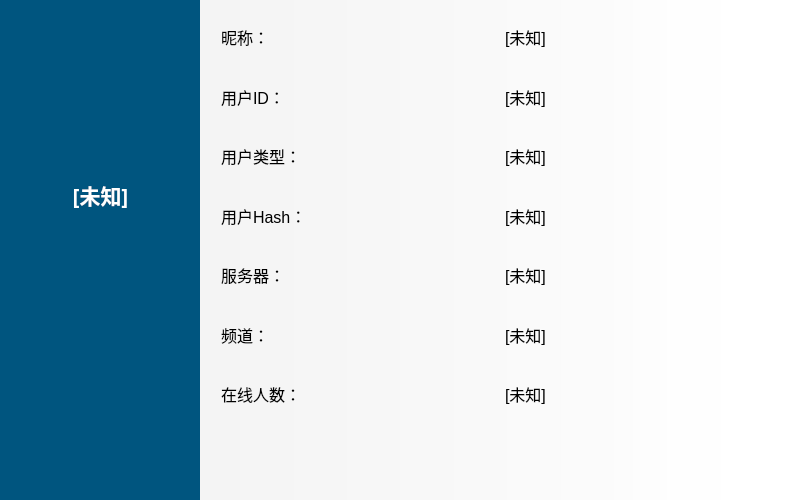
The window that userinfo.ui (StarInitial/SChat_Qt_Client) describes before a commit, drawn with Qt 5.
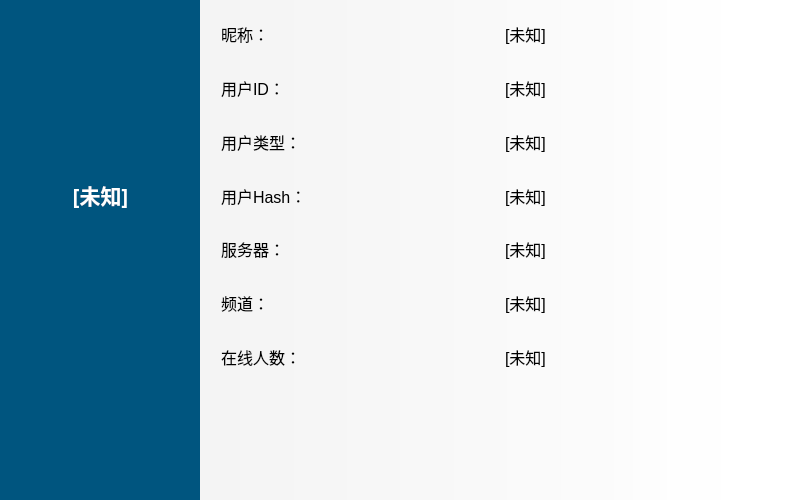
The same window after the commit. Icons and pictures are not drawn.

Diff of the .ui file:
```diff
--- a/userinfo.ui
+++ b/userinfo.ui
@@ -149,7 +149,7 @@
      <x>221</x>
      <y>10</y>
      <width>561</width>
-     <height>411</height>
+     <height>371</height>
     </rect>
    </property>
    <layout class="QGridLayout" name="gridLayout">
```
